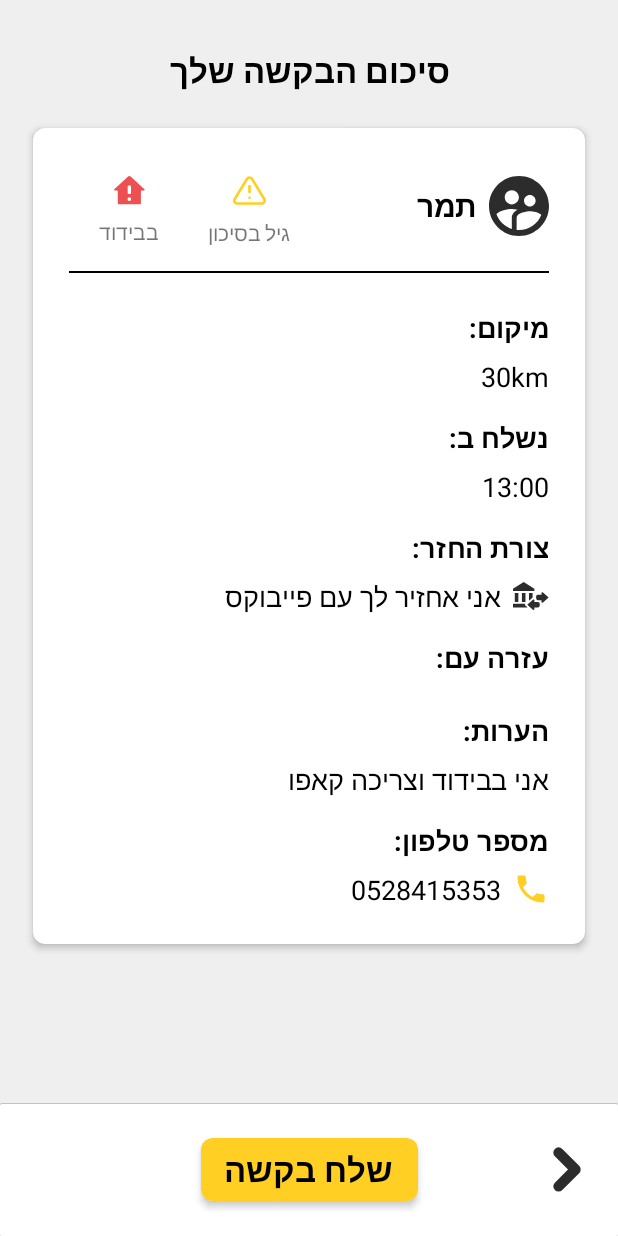
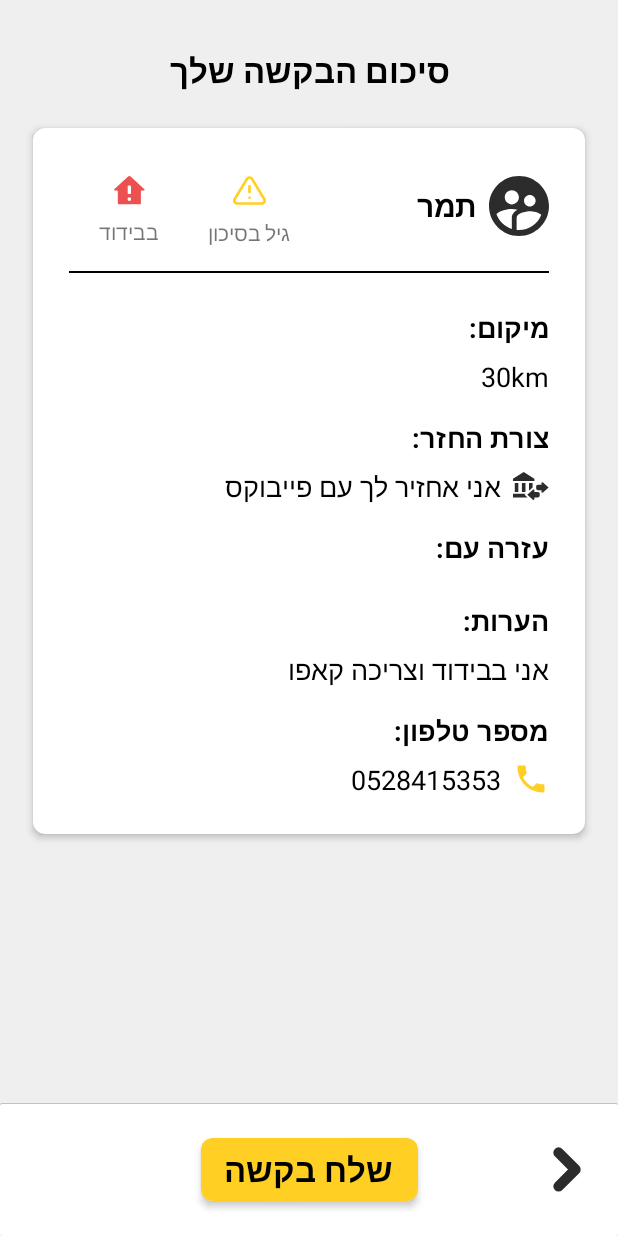
Before and after one commit to hofitMizrahi/BDude, an Android app: the layout activity_send_request.xml on its own in the app's theme, with its tools: preview values and no code run, on a phone screen of 412 x 824 dp. Run offline under Robolectric (Android 15) with nearby library versions, the phone set to English and light mode, and no system bars.

Commit message:
changes by new desing

```diff
--- a/app/src/main/java/com/edudb/bdude/di/modules/SendRequestModule.java
+++ b/app/src/main/java/com/edudb/bdude/di/modules/SendRequestModule.java
@@ -44,7 +44,7 @@ public class SendRequestModule {
     @PerActivity
     @Provides
     HelpRequest provideRequestDetails() {
-        return (HelpRequest) mActivity.getIntent().getExtras().getSerializable(POST_OBJ);
+        return (HelpRequest) mActivity.getIntent().getExtras().getParcelable(POST_OBJ);
     }
 
 }
--- a/app/src/main/java/com/edudb/bdude/ui/base/BaseActivity.java
+++ b/app/src/main/java/com/edudb/bdude/ui/base/BaseActivity.java
@@ -35,6 +35,7 @@ import com.edudb.bdude.ui.flow.lobby.my_requests.presenter.MyRequestsPresenter;
 import com.edudb.bdude.ui.flow.lobby.my_requests.view.MyRequestsActivity;
 import com.edudb.bdude.ui.flow.lobby.request_details.view.RequestDetailsActivity;
 import com.edudb.bdude.ui.flow.intro.container.view.IntroTermsActivity;
+import com.edudb.bdude.ui.flow.lobby.send_request.view.SendRequestActivity;
 import com.edudb.bdude.ui.flow.login.view.LoginActivity;
 import com.google.android.material.snackbar.Snackbar;
 
@@ -152,7 +153,7 @@ public abstract class BaseActivity extends AppCompatActivity implements BaseView
         mBaseActionBar = getCustomActionBar();
         mActionBarContainer.removeAllViews();
 
-        if (this instanceof IntroTermsActivity || this instanceof LoginActivity || this instanceof CreateHelpRequestActivity) {
+        if (this instanceof SendRequestActivity || this instanceof IntroTermsActivity || this instanceof LoginActivity || this instanceof CreateHelpRequestActivity) {
             mBaseActionBar.hideActionBar();
         } else {
             mBaseActionBar.setAddress(LocationHelper.getLocationName(this, LocationHelper.mLastLocation));
--- a/app/src/main/java/com/edudb/bdude/ui/flow/lobby/create_new_help_request/presenter/CreateHelpRequestPresenter.java
+++ b/app/src/main/java/com/edudb/bdude/ui/flow/lobby/create_new_help_request/presenter/CreateHelpRequestPresenter.java
@@ -45,7 +45,6 @@ public class CreateHelpRequestPresenter implements CreateHelpRequestContract.Pre
     @Override
     public void sendRequest() {
 
-        mView.displayProgressBar();
         User user = SessionManager.getInstance().getUser();
 
         HelpRequest post = new HelpRequest();
--- a/app/src/main/java/com/edudb/bdude/ui/flow/lobby/create_new_help_request/view/CreateHelpRequestActivity.java
+++ b/app/src/main/java/com/edudb/bdude/ui/flow/lobby/create_new_help_request/view/CreateHelpRequestActivity.java
@@ -40,6 +40,7 @@ import com.google.android.material.bottomsheet.BottomSheetBehavior;
 import com.google.android.material.chip.Chip;
 import com.google.android.material.chip.ChipGroup;
 
+import java.io.Serializable;
 import java.util.ArrayList;
 import java.util.Arrays;
 import java.util.List;
--- a/app/src/main/res/layout/activity_send_request.xml
+++ b/app/src/main/res/layout/activity_send_request.xml
@@ -75,29 +75,6 @@
                             android:textSize="18sp"
                             tools:text="30km" />
 
-
-                        <TextView
-                            android:layout_width="wrap_content"
-                            android:layout_height="wrap_content"
-                            android:layout_marginTop="16dp"
-                            android:text="@string/sent_in"
-                            android:textColor="@color/colorBlack"
-                            android:textDirection="anyRtl"
-                            android:textSize="18sp"
-                            android:textStyle="bold" />
-
-
-                        <TextView
-                            android:id="@+id/time"
-                            android:layout_width="match_parent"
-                            android:layout_height="wrap_content"
-                            android:layout_marginTop="8dp"
-                            tools:text="13:00"
-                            android:gravity="right"
-                            android:textColor="@color/colorBlack"
-                            android:textSize="18sp" />
-
-
                         <TextView
                             android:layout_width="wrap_content"
                             android:layout_height="wrap_content"
@@ -107,7 +84,6 @@
                             android:textDirection="anyRtl"
                             android:textSize="18sp"
                             android:textStyle="bold" />
-
 
                         <TextView
                             android:layout_width="match_parent"
@@ -140,6 +116,7 @@
                             android:layout_marginTop="8dp" />
 
                         <TextView
+                            android:id="@+id/more_details_title"
                             android:layout_width="wrap_content"
                             android:layout_height="wrap_content"
                             android:layout_marginTop="16dp"
```
Also changed, not shown: app/src/main/java/com/edudb/bdude/db/modules/HelpRequest.java (+58 -1 lines), app/src/main/java/com/edudb/bdude/db/modules/Product.java (+32 -1 lines), app/src/main/java/com/edudb/bdude/ui/flow/lobby/send_request/view/SendRequestActivity.java (+13 -7 lines).
